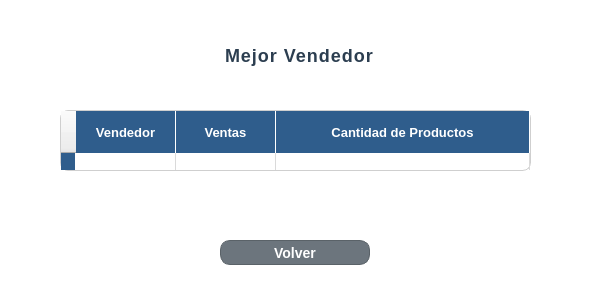
This is gui/mejor_vendedor.ui in UTN-BDA-2026/repositorio-grupo-BCCG as Qt 5 draws it before an edit. The edited form follows.
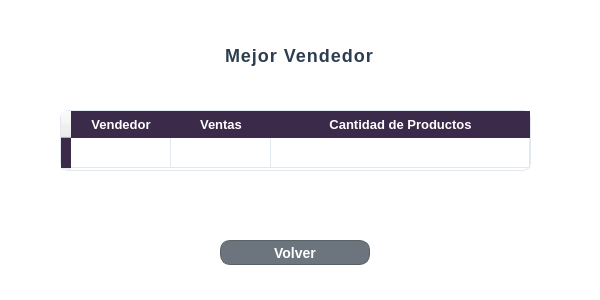
This is the edited form.

The edit to the form file:
```diff
--- a/gui/mejor_vendedor.ui
+++ b/gui/mejor_vendedor.ui
@@ -137,26 +137,17 @@
    </property>
    <property name="styleSheet">
     <string notr="true">QTableWidget {
+    color: black;
     background-color: white;
-    border: 1px solid #CFCFCF;
-    gridline-color: #DADADA;
-    font-size: 13px;
-    color: #333333;
-    selection-background-color: #D6E4F0;
+    gridline-color: #E2E8F0;
 }
 
 QHeaderView::section {
-    background-color: #2F5D8C;
+    background-color: #3B2A4A;
     color: white;
     font-weight: bold;
     font-size: 13px;
-    border-right: 1px solid white;
-    height: 30px;
-}
-
-QTableCornerButton::section {
-    background-color: #2F5D8C;
-    border: none;
+    padding: 4px;
 }</string>
    </property>
    <property name="horizontalScrollBarPolicy">
```
